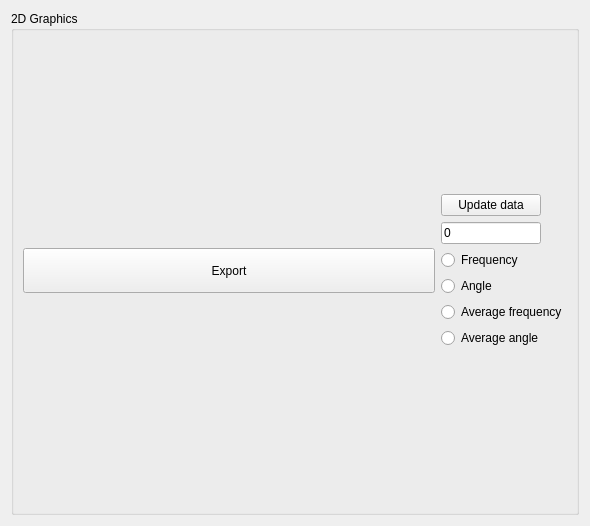
Qt form form.ui (zuban/VisualizationQt) before a commit.
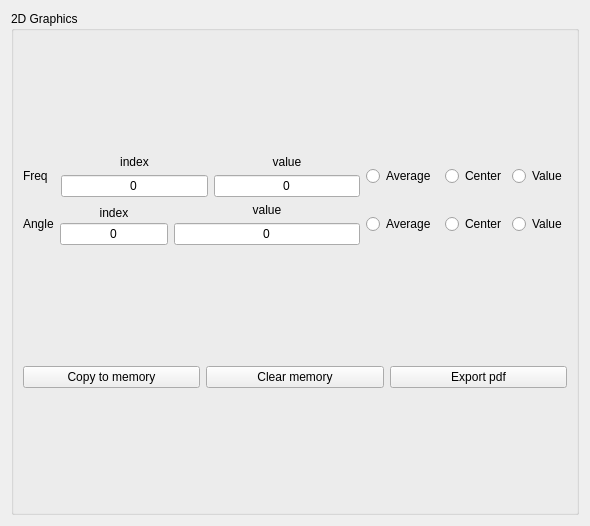
The same form after that commit.

What changed in the file:
```diff
--- a/form.ui
+++ b/form.ui
@@ -22,48 +22,106 @@
      <layout class="QGridLayout" name="gridLayout">
       <item row="0" column="0">
        <layout class="QHBoxLayout" name="horizontalLayout">
-        <item>
-         <layout class="QVBoxLayout" name="verticalLayout">
-          <item>
-           <widget class="QPushButton" name="export_pushButton">
-            <property name="minimumSize">
-             <size>
-              <width>60</width>
-              <height>45</height>
-             </size>
-            </property>
-            <property name="text">
-             <string>Export</string>
-            </property>
-           </widget>
-          </item>
-         </layout>
-        </item>
         <item>
          <layout class="QVBoxLayout" name="verticalLayout_2">
           <item>
-           <widget class="QPushButton" name="test_cuda_pushButton">
+           <layout class="QHBoxLayout" name="horizontalLayout_3">
+            <item>
+             <widget class="QLabel" name="label_5">
+              <property name="text">
+               <string>Freq  </string>
+              </property>
+             </widget>
+            </item>
+            <item>
+             <layout class="QVBoxLayout" name="verticalLayout_6">
+              <property name="sizeConstraint">
+               <enum>QLayout::SetDefaultConstraint</enum>
+              </property>
+              <item>
+               <widget class="QLabel" name="label_4">
             <property name="maximumSize">
              <size>
-              <width>100</width>
+                  <width>16777215</width>
               <height>16777215</height>
              </size>
             </property>
             <property name="text">
-             <string>Update data</string>
-            </property>
+                 <string>index</string>
+                </property>
+                <property name="alignment">
+                 <set>Qt::AlignCenter</set>
+                </property>
            </widget>
           </item>
           <item>
-           <widget class="QLineEdit" name="test_row_column_lineEdit">
+               <widget class="QLineEdit" name="freq_ind_textedit">
             <property name="maximumSize">
              <size>
-              <width>100</width>
+                  <width>16777215</width>
               <height>16777215</height>
              </size>
             </property>
             <property name="text">
              <string>0</string>
+                </property>
+                <property name="alignment">
+                 <set>Qt::AlignCenter</set>
+                </property>
+               </widget>
+              </item>
+             </layout>
+            </item>
+            <item>
+             <layout class="QVBoxLayout" name="verticalLayout_3">
+              <item>
+               <widget class="QLabel" name="label">
+                <property name="maximumSize">
+                 <size>
+                  <width>16777215</width>
+                  <height>16777215</height>
+                 </size>
+                </property>
+                <property name="text">
+                 <string>value</string>
+                </property>
+                <property name="alignment">
+                 <set>Qt::AlignCenter</set>
+                </property>
+               </widget>
+              </item>
+              <item>
+               <widget class="QLineEdit" name="freq_value_textbox">
+                <property name="maximumSize">
+                 <size>
+                  <width>16777215</width>
+                  <height>16777215</height>
+                 </size>
+                </property>
+                <property name="text">
+                 <string>0</string>
+                </property>
+                <property name="alignment">
+                 <set>Qt::AlignCenter</set>
+                </property>
+                <property name="readOnly">
+                 <bool>true</bool>
+                </property>
+               </widget>
+              </item>
+             </layout>
+            </item>
+            <item>
+             <widget class="QRadioButton" name="average_freq_radioButton">
+              <property name="text">
+               <string>Average </string>
+              </property>
+             </widget>
+            </item>
+            <item>
+             <widget class="QRadioButton" name="center_freq_radiobutton">
+              <property name="text">
+               <string>Center</string>
             </property>
            </widget>
           </item>
@@ -76,38 +134,169 @@
              </size>
             </property>
             <property name="text">
-             <string>Frequency</string>
+               <string>Value</string>
             </property>
            </widget>
           </item>
+           </layout>
+          </item>
           <item>
-           <widget class="QRadioButton" name="test_row_radioButton">
-            <property name="maximumSize">
-             <size>
-              <width>100</width>
-              <height>16777215</height>
-             </size>
-            </property>
+           <layout class="QHBoxLayout" name="horizontalLayout_4">
+            <item>
+             <widget class="QLabel" name="label_6">
             <property name="text">
              <string>Angle</string>
             </property>
            </widget>
           </item>
           <item>
-           <widget class="QRadioButton" name="average_freq_radioButton">
+             <layout class="QVBoxLayout" name="verticalLayout_5">
+              <property name="spacing">
+               <number>0</number>
+              </property>
+              <property name="leftMargin">
+               <number>0</number>
+              </property>
+              <item>
+               <widget class="QLabel" name="label_3">
             <property name="text">
-             <string>Average frequency</string>
-            </property>
-           </widget>
+                 <string>index</string>
+                </property>
+                <property name="alignment">
+                 <set>Qt::AlignCenter</set>
+                </property>
+               </widget>
+              </item>
+              <item>
+               <widget class="QLineEdit" name="angle_ind_textbox">
+                <property name="sizePolicy">
+                 <sizepolicy hsizetype="Maximum" vsizetype="Fixed">
+                  <horstretch>0</horstretch>
+                  <verstretch>0</verstretch>
+                 </sizepolicy>
+                </property>
+                <property name="minimumSize">
+                 <size>
+                  <width>0</width>
+                  <height>0</height>
+                 </size>
+                </property>
+                <property name="maximumSize">
+                 <size>
+                  <width>16777215</width>
+                  <height>16777215</height>
+                 </size>
+                </property>
+                <property name="text">
+                 <string>0</string>
+                </property>
+                <property name="alignment">
+                 <set>Qt::AlignCenter</set>
+                </property>
+               </widget>
+              </item>
+             </layout>
+            </item>
+            <item>
+             <layout class="QVBoxLayout" name="verticalLayout_4">
+              <item>
+               <widget class="QLabel" name="label_2">
+                <property name="maximumSize">
+                 <size>
+                  <width>16777215</width>
+                  <height>16777215</height>
+                 </size>
+                </property>
+                <property name="text">
+                 <string>value</string>
+                </property>
+                <property name="alignment">
+                 <set>Qt::AlignCenter</set>
+                </property>
+               </widget>
+              </item>
+              <item>
+               <widget class="QLineEdit" name="angle_value_textbox">
+                <property name="maximumSize">
+                 <size>
+                  <width>16777215</width>
+                  <height>16777215</height>
+                 </size>
+                </property>
+                <property name="text">
+                 <string>0</string>
+                </property>
+                <property name="alignment">
+                 <set>Qt::AlignCenter</set>
+                </property>
+                <property name="readOnly">
+                 <bool>true</bool>
+                </property>
+               </widget>
+              </item>
+             </layout>
           </item>
           <item>
            <widget class="QRadioButton" name="average_angle_radioButton">
             <property name="text">
-             <string>Average angle</string>
+               <string>Average </string>
             </property>
            </widget>
           </item>
-         </layout>
+            <item>
+             <widget class="QRadioButton" name="center_angle_radiobutton">
+              <property name="text">
+               <string>Center</string>
+              </property>
+             </widget>
+            </item>
+            <item>
+             <widget class="QRadioButton" name="test_row_radioButton">
+              <property name="maximumSize">
+               <size>
+                <width>100</width>
+                <height>16777215</height>
+               </size>
+              </property>
+              <property name="text">
+               <string>Value</string>
+              </property>
+             </widget>
+            </item>
+           </layout>
+          </item>
+         </layout>
+        </item>
+       </layout>
+      </item>
+      <item row="2" column="0">
+       <layout class="QHBoxLayout" name="horizontalLayout_5">
+        <item>
+         <widget class="QPushButton" name="copy_pushButton">
+          <property name="text">
+           <string>Copy to memory</string>
+          </property>
+         </widget>
+        </item>
+        <item>
+         <widget class="QPushButton" name="clear_pushButton">
+          <property name="text">
+           <string>Clear memory</string>
+          </property>
+         </widget>
+        </item>
+        <item>
+         <widget class="QPushButton" name="export_pushButton">
+          <property name="minimumSize">
+           <size>
+            <width>0</width>
+            <height>0</height>
+           </size>
+          </property>
+          <property name="text">
+           <string>Export pdf</string>
+          </property>
+         </widget>
         </item>
        </layout>
       </item>
```
Lines whose indentation alone changed are shown as unchanged.
